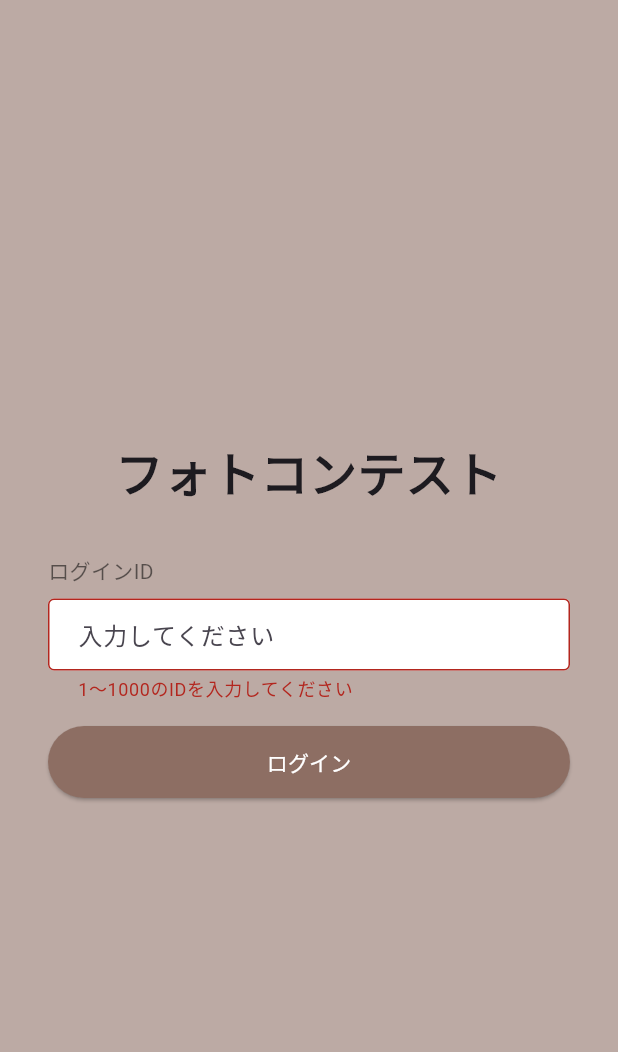
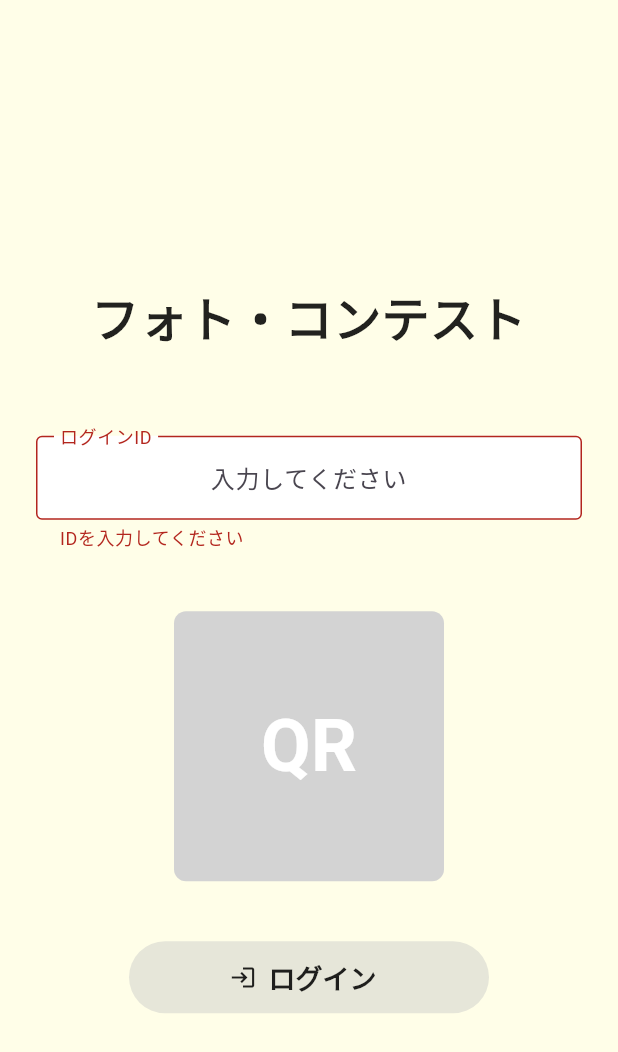
Before and after one commit to Natsuki-Togashi/dezikyou, a Flutter app: the screen it shows after launch, after a tap on "ログイン", on a phone screen of 412 x 824 dp. Shown: the top 1052 px of the screen. Run offline on Flutter 3.47's test engine with Material 3 defaults, Android fonts, the phone set to English and light mode, and no system bars; our stand-ins replace camera, firebase_core, firebase_storage, geocoding, geolocator, google_sign_in and 2 more; missing offline and left inert: googleapis; accounts and stored records are empty; project files that could hold a hidden picture were left out.

Commit message:
現時点の状態を再コミット（UIロード画面背景色統一など）

```diff
--- a/lib/screens/camera_screen.dart
+++ b/lib/screens/camera_screen.dart
@@ -34,8 +34,11 @@ class _CameraScreenState extends State<CameraScreen> {
     }
   }
 
-  @override
-  Widget build(BuildContext context) {
-    return const Scaffold(body: Center(child: CircularProgressIndicator()));
-  }
+    @override
+    Widget build(BuildContext context) {
+      return const Scaffold(
+        backgroundColor: Color(0xFFFFFEE8),
+        body: Center(child: CircularProgressIndicator()),
+      );
+    }
 }
--- a/lib/screens/login_screen.dart
+++ b/lib/screens/login_screen.dart
@@ -1,86 +1,139 @@
 import 'package:flutter/material.dart';
+import 'package:flutter/services.dart';
 import 'camera_screen.dart';
 
+
 class LoginScreen extends StatefulWidget {
-  const LoginScreen({super.key});
+  const LoginScreen({Key? key}) : super(key: key);
 
   @override
   State<LoginScreen> createState() => _LoginScreenState();
 }
 
 class _LoginScreenState extends State<LoginScreen> {
-  final TextEditingController _controller = TextEditingController();
-  String? _errorText;
+  final _formKey = GlobalKey<FormState>();
+  final _idController = TextEditingController();
 
-  bool _isValidId(String input) {
-    final id = int.tryParse(input);
-    return id != null && id >= 1 && id <= 1000;
+  @override
+  void dispose() {
+    _idController.dispose();
+    super.dispose();
   }
 
   void _login() {
-    if (_isValidId(_controller.text)) {
-      setState(() => _errorText = null);
+    if (_formKey.currentState!.validate()) {
+      final userId = _idController.text;
       Navigator.pushReplacement(
         context,
         MaterialPageRoute(
-          builder: (context) =>
-              CameraScreen(userId: int.parse(_controller.text)),
+          builder: (context) => CameraScreen(userId: int.parse(userId)),
         ),
       );
-    } else {
-      setState(() => _errorText = '1〜1000のIDを入力してください');
     }
   }
 
   @override
   Widget build(BuildContext context) {
     return Scaffold(
-      backgroundColor: Colors.brown[200],
-      body: Center(
-        child: Padding(
-          padding: const EdgeInsets.symmetric(horizontal: 32.0),
+      backgroundColor: const Color(0xFFFFFEE8),
+      body: SafeArea(
+        child: Center(
+          child: SingleChildScrollView(
+            padding: const EdgeInsets.symmetric(horizontal: 24.0),
+            child: Form(
+              key: _formKey,
               child: Column(
                 mainAxisAlignment: MainAxisAlignment.center,
-            crossAxisAlignment: CrossAxisAlignment.stretch,
-            children: [
-              const Text(
-                'フォトコンテスト',
-                style: TextStyle(fontSize: 32, fontWeight: FontWeight.bold),
+                children: <Widget>[
+                  const SizedBox(height: 80),
+                  Text(
+                    'フォト・コンテスト',
+                    style: TextStyle(
+                      fontSize: 32,
+                      fontWeight: FontWeight.bold,
+                      color: Colors.black87,
+                    ),
                     textAlign: TextAlign.center,
                   ),
-              const SizedBox(height: 32),
-              const Text(
-                'ログインID',
-                style: TextStyle(fontSize: 14, color: Colors.black54),
-                textAlign: TextAlign.left,
+                  const SizedBox(height: 56),
+                  TextFormField(
+                    controller: _idController,
+                    decoration: const InputDecoration(
+                      floatingLabelBehavior: FloatingLabelBehavior.always,
+                      labelText: 'ログインID',
+                      hintText: '入力してください',
+                      border: OutlineInputBorder(),
+                      focusedBorder: OutlineInputBorder(
+                        borderSide: BorderSide(color: Colors.purple, width: 2),
                       ),
-              const SizedBox(height: 8),
-              TextField(
-                controller: _controller,
-                keyboardType: TextInputType.number,
-                decoration: InputDecoration(
-                  hintText: '入力してください',
-                  border: const OutlineInputBorder(),
-                  errorText: _errorText,
                       filled: true,
                       fillColor: Colors.white,
-                  contentPadding: const EdgeInsets.symmetric(
-                    vertical: 12,
-                    horizontal: 16,
+                    ),
+                    textAlign: TextAlign.center,
+                    keyboardType: TextInputType.number,
+                    inputFormatters: [FilteringTextInputFormatter.digitsOnly],
+                    validator: (value) {
+                      if (value == null || value.isEmpty) {
+                        return 'IDを入力してください';
+                      }
+                      final id = int.tryParse(value);
+                      if (id == null) {
+                        return '有効な数値を入力してください';
+                      }
+                      if (id < 1 || id > 1000) {
+                        return 'IDは1から1000の間でなければなりません';
+                      }
+                      return null;
+                    },
+                  ),
+                  const SizedBox(height: 40),
+                  Container(
+                    width: 180,
+                    height: 180,
+                    decoration: BoxDecoration(
+                      color: const Color(0xFFD3D3D3),
+                      borderRadius: BorderRadius.circular(8),
+                    ),
+                    child: const Center(
+                      child: Text(
+                        'QR',
+                        style: TextStyle(
+                          fontSize: 48.0,
+                          fontWeight: FontWeight.bold,
+                          color: Colors.white,
                         ),
                       ),
                     ),
-              const SizedBox(height: 16),
-              ElevatedButton(
+                  ),
+                  const SizedBox(height: 40),
+                  SizedBox(
+                    width: 240,
+                    height: 48,
+                    child: ElevatedButton.icon(
+                      style: ElevatedButton.styleFrom(
+                        backgroundColor: const Color(0xFFE6E6D9),
+                        foregroundColor: Colors.black87,
+                        shape: RoundedRectangleBorder(
+                          borderRadius: BorderRadius.circular(24.0),
+                        ),
+                        elevation: 0,
+                        textStyle: const TextStyle(fontWeight: FontWeight.bold),
+                      ),
                       onPressed: _login,
-                child: const Text('ログイン'),
-                style: ElevatedButton.styleFrom(
-                  backgroundColor: Colors.brown[400],
-                  foregroundColor: Colors.white,
-                  padding: const EdgeInsets.symmetric(vertical: 14),
+                      icon: const Icon(Icons.login),
+                      label: const Text(
+                        'ログイン',
+                        style: TextStyle(
+                          fontWeight: FontWeight.bold,
+                          fontSize: 18,
                         ),
                       ),
+                    ),
+                  ),
+                  const SizedBox(height: 40),
                 ],
+              ),
+            ),
           ),
         ),
       ),
```
Lines whose indentation alone changed are shown as unchanged.
